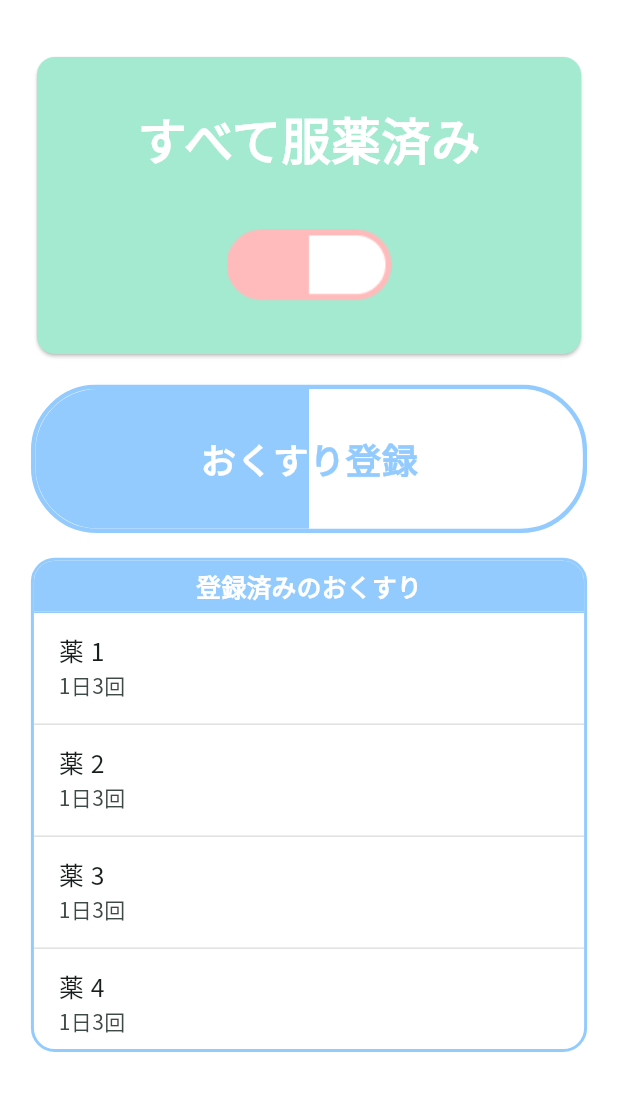
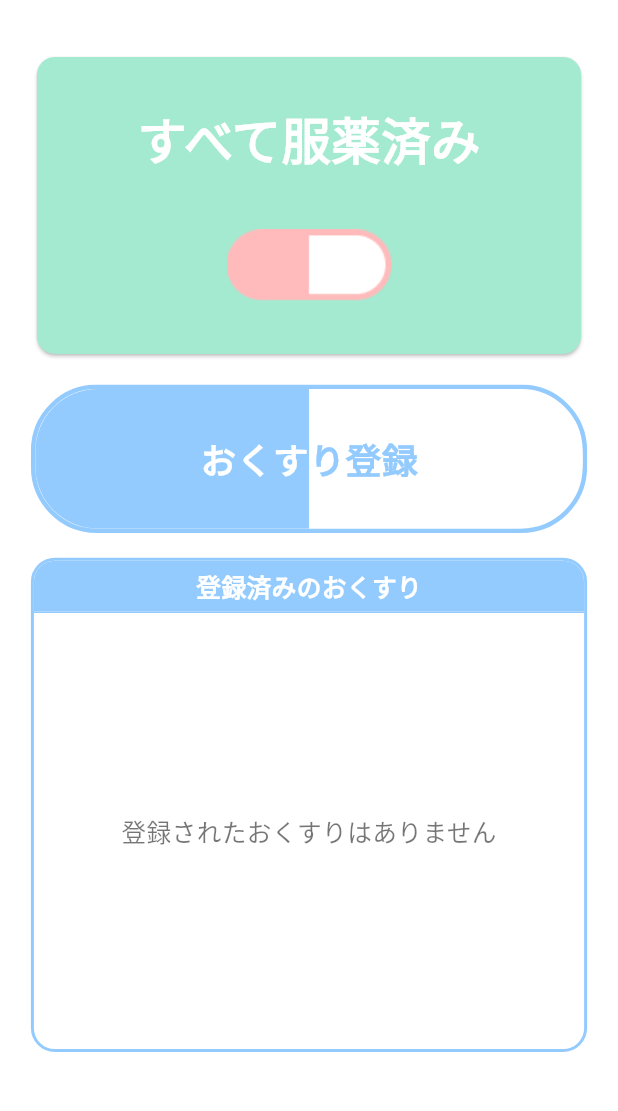
Before and after one commit to oiM-o/medicine_reminder, a Flutter app: the screen it shows after launch, on a phone screen of 412 x 824 dp, the part 64-1175 px from its top. Run offline on Flutter 3.47's test engine with Material 3 defaults, Android fonts, the phone set to English and light mode, and no system bars; our stand-ins replace camera, flutter_svg, fluttertoast, sqflite; missing offline and left inert: google_mlkit_text_recognition; accounts and stored records are empty.

Commit message:
homescreenの登録済の薬リストにDB反映

```diff
--- a/lib/ui/screen/home_screen.dart
+++ b/lib/ui/screen/home_screen.dart
@@ -4,8 +4,30 @@ import 'package:medicine_reminder/ui/components/capsule_pill_button.dart';
 import 'package:medicine_reminder/ui/dialog/register_dialog.dart';
 import 'package:medicine_reminder/ui/screen/setting_sheet.dart';
 
-class HomeScreen extends StatelessWidget {
+import '../../data/app_database.dart';
+import '../../data/models/medicine.dart';
+
+class HomeScreen extends StatefulWidget {
   const HomeScreen({super.key});
+
+  @override
+  State<HomeScreen> createState() => _HomeScreenState();
+}
+
+class _HomeScreenState extends State<HomeScreen> {
+  late Future<List<Medicine>> _futureMeds;
+
+  @override
+  void initState() {
+    super.initState();
+    _futureMeds = AppDatabase.instance.getAllMedicines();
+  }
+
+  Future<void> _reload() async {
+    setState(() {
+      _futureMeds = AppDatabase.instance.getAllMedicines();
+    });
+  }
 
   Future<void> _showRegisterDialog(BuildContext context) async {
     final choice = await registerDialog(context);
@@ -16,6 +38,10 @@ class HomeScreen extends StatelessWidget {
     } else {
       debugPrint("キャンセルされた");
     }
+  }
+
+  String _formatYmd(DateTime dt) {
+    return '${dt.year}/${dt.month.toString().padLeft(2, '0')}/${dt.day.toString().padLeft(2, '0')}';
   }
 
   @override
@@ -96,7 +122,6 @@ class HomeScreen extends StatelessWidget {
 
             SizedBox(height: screenHeight * 0.02),
 
-            //TODO 登録されている薬が0の時と1以上の時で表示切り替え
             SizedBox(
               height: screenHeight * 0.4,
               child: Container(
@@ -131,16 +156,60 @@ class HomeScreen extends StatelessWidget {
                       ),
                     Divider(color: blue, height: 1),
                     Expanded(
+                      child: FutureBuilder<List<Medicine>>(
+                        future: _futureMeds,
+                        builder: (context, snapshot) {
+                          if (snapshot.connectionState == ConnectionState.waiting) {
+                            return const Center(child: CircularProgressIndicator());
+                          }
+                          if (snapshot.hasError) {
+                            return Center(
+                              child: Text('読み込みに失敗しました: ${snapshot.error}'),
+                            );
+                          }
+                          final meds = snapshot.data ?? [];
+                          if (meds.isEmpty) {
+                            return Center(
+                              child: Text(
+                                '登録されたおくすりはありません',
+                                style: TextStyle(
+                                  fontSize: screenWidth * 0.04,
+                                  color: Colors.black54,
+                                ),
+                              ),
+                            );
+                          }
+
+                          return RefreshIndicator(
+                            onRefresh: _reload,
                             child: ListView.separated(
-                        itemCount: 5,
+                              physics: const AlwaysScrollableScrollPhysics(),
+                              itemCount: meds.length,
                               itemBuilder: (context, index) {
+                                final m = meds[index];
                                 return ListTile(
-                            contentPadding: EdgeInsets.symmetric(horizontal: screenWidth * 0.04, vertical: screenHeight * 0.001),
+                                  contentPadding: EdgeInsets.symmetric(
+                                    horizontal: screenWidth * 0.04,
+                                    vertical: screenHeight * 0.001,
+                                  ),
                                   title: Text(
-                              '薬 ${index + 1}',
-                              style: TextStyle(fontSize: screenWidth * 0.04),
+                                    m.name,
+                                    style: TextStyle(fontSize: screenWidth * 0.042),
                                   ),
-                            subtitle: const Text('1日3回'),
+                                  // humanReadableDose を使うと見やすい
+                                  subtitle: Text(
+                                    m.humanReadableDose,
+                                    maxLines: 2,
+                                    overflow: TextOverflow.ellipsis,
+                                  ),
+                                  // 例：右端に作成日など
+                                  trailing: Text(
+                                    _formatYmd(m.createdAt),
+                                    style: TextStyle(fontSize: screenWidth * 0.032),
+                                  ),
+                                  onTap: () {
+                                    // TODO: 詳細表示/編集へ遷移したい場合ここに実装
+                                  },
                                 );
                               },
                               separatorBuilder: (context, index) => Divider(
@@ -148,6 +217,10 @@ class HomeScreen extends StatelessWidget {
                                 height: 1,
                               ),
                             ),
+                          );
+                        },
+                      ),
+
                       ),
                     ],
                   ),
```
Lines whose indentation alone changed are shown as unchanged.
